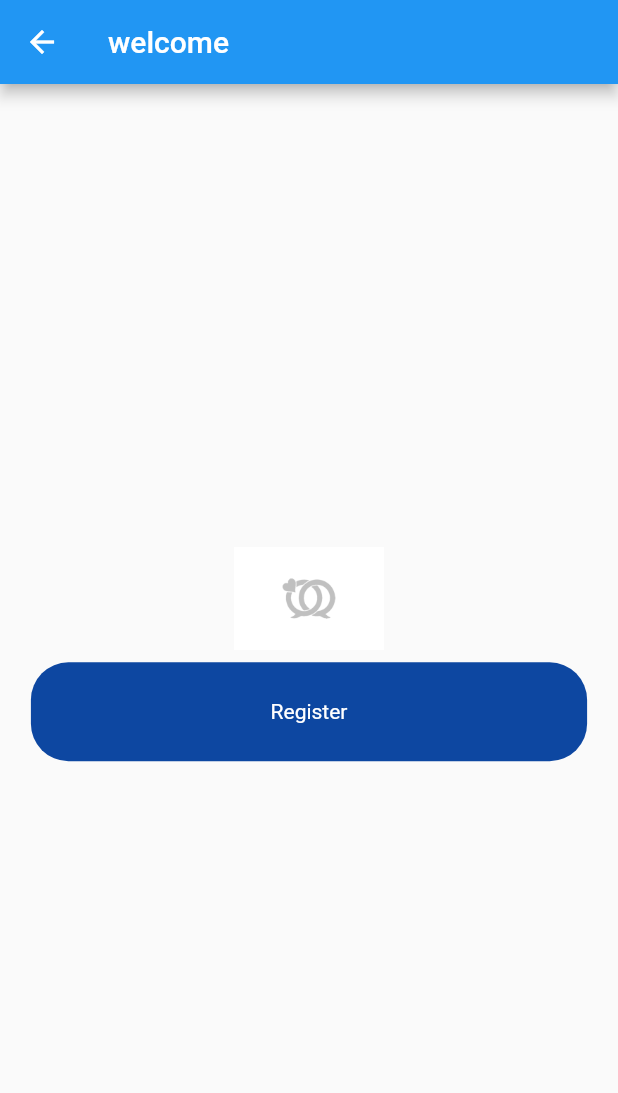
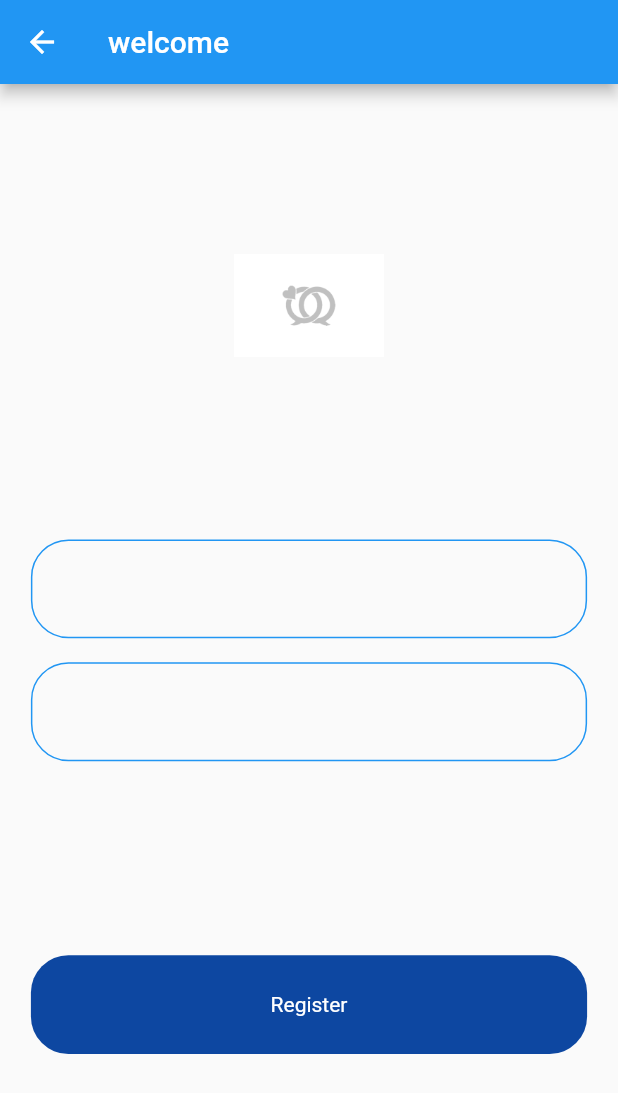
Before and after one commit to amanyGh/flash_chat, a Flutter app: the screen it shows after launch, after a tap on "register", on a phone screen of 412 x 824 dp. Shown: the top 1093 px of the screen. Run offline on Flutter 3.47's test engine with Material 2 defaults, Android fonts, the phone set to English and light mode, and no system bars.

Commit message:
adding animation

```diff
--- a/lib/screens/login_screen.dart
+++ b/lib/screens/login_screen.dart
@@ -2,14 +2,8 @@ import 'package:flash_chat/screens/welcome_screen.dart';
 import 'package:flash_chat/widgets/welcome_containers.dart';
 import 'package:flutter/cupertino.dart';
 import 'package:flutter/material.dart';
-class LoginScreen extends StatefulWidget {
+class LoginScreen extends StatelessWidget {
   static const route='/login_screen';
-
-  @override
-  _LoginScreenState createState() => _LoginScreenState();
-}
-
-class _LoginScreenState extends State<LoginScreen> {
   @override
   Widget build(BuildContext context) {
     return Scaffold(
--- a/lib/screens/registration_screen.dart
+++ b/lib/screens/registration_screen.dart
@@ -14,7 +14,7 @@ class RegistrationScreen extends StatelessWidget {
       ),
       body: Center(
         child: Column(
-          mainAxisAlignment: MainAxisAlignment.center,
+          mainAxisAlignment: MainAxisAlignment.spaceEvenly,
           children: [
             Hero(tag:'logo',child: Image.asset('assets/images/activeOnLightCopy@3x.png',width: 100,)),
 
@@ -24,7 +24,38 @@ class RegistrationScreen extends StatelessWidget {
             //       color: Colors.yellow[600],
             //     ),
             //     onPressed: () {}),
-
+             Column(
+              children: [
+                Padding(
+                  padding: const EdgeInsets.all(8.0),
+                  child: Container(
+                   width: MediaQuery.of(context).size.width*0.9,
+          height:  MediaQuery.of(context).size.height*0.08,
+          decoration: BoxDecoration(
+                  borderRadius: BorderRadius.circular(25),
+                  border: Border.all(
+                    color: Colors.blue,
+                    width: 1,
+                  )
+          ),
+                  ),
+                ),
+                Padding(
+                  padding: const EdgeInsets.all(8.0),
+                  child: Container(
+             width: MediaQuery.of(context).size.width*0.9,
+          height:  MediaQuery.of(context).size.height*0.08,
+          decoration: BoxDecoration(
+            borderRadius: BorderRadius.circular(25),
+            border: Border.all(
+              color: Colors.blue,
+              width: 1,
+            )
+          ),
+            ),
+                ),
+              ],
+            ),
             WelcomeContainer(text: 'Register',
             containerColor: Colors.blue[900],
             ontap: ()=>Navigator.of(context).pushNamed(WelcomeScreen.route),
--- a/lib/screens/welcome_screen.dart
+++ b/lib/screens/welcome_screen.dart
@@ -10,10 +10,34 @@ class WelcomeScreen extends StatefulWidget {
   _WelcomeScreenState createState() => _WelcomeScreenState();
 }
 
-class _WelcomeScreenState extends State<WelcomeScreen> {
+class _WelcomeScreenState extends State<WelcomeScreen> with SingleTickerProviderStateMixin{
+  AnimationController controller;
+  Animation animation;
+  @override
+  void initState() {
+    super.initState();
+    controller=AnimationController(
+      duration: Duration(seconds: 1),
+      vsync: this,
+    );
+    animation=CurvedAnimation(
+      parent: controller,
+      curve: Curves.easeInCirc
+    );
+    controller.forward();
+    controller.addListener(() {
+      setState(() {
+
+      });
+      print(animation.value);
+    });
+
+  }
+
   @override
   Widget build(BuildContext context) {
     return Scaffold(
+      // backgroundColor: Colors.cyan.withOpacity(controller.value),
       appBar: AppBar(
         title: (Text('welcome')),
       ),
@@ -24,16 +48,11 @@ class _WelcomeScreenState extends State<WelcomeScreen> {
             Row(
               mainAxisAlignment: MainAxisAlignment.center,
               children: [
-                Hero(tag:'logo',child: Image.asset('assets/images/activeOnLightCopy@3x.png',width: 20,)),
-                // IconButton(
-                //     icon: Icon(
-                //       CupertinoIcons.bolt_fill,
-                //       color: Colors.yellow[600],
-                //       size: 40,
-                //     ),
-                //     onPressed: () {}),
+                Hero(tag:'logo',
+                child: Image.asset('assets/images/activeOnLightCopy@3x.png',
+                width: animation.value*100,)),
                 Text(
-                  'Flash Chat',
+                  '${controller.value.toInt()}%',
                   style: TextStyle(
                       color: Colors.black54,
                       fontWeight: FontWeight.bold,
@@ -70,17 +89,6 @@ class _WelcomeScreenState extends State<WelcomeScreen> {
                   ),
             ),
              ),
-            // WelcomeContainer(
-            //   text: 'Log in',
-            //   containerColor: Colors.blue[300],
-            //   ontap: () => Navigator.of(context).pushNamed(LoginScreen.route),
-            // ),
-            // WelcomeContainer(
-            //   text: 'register',
-            //   containerColor: Colors.blue[900],
-            //   ontap: () =>
-            //       Navigator.of(context).pushNamed(RegistrationScreen.route),
-            // ),
           ],
         ),
       ),
```
